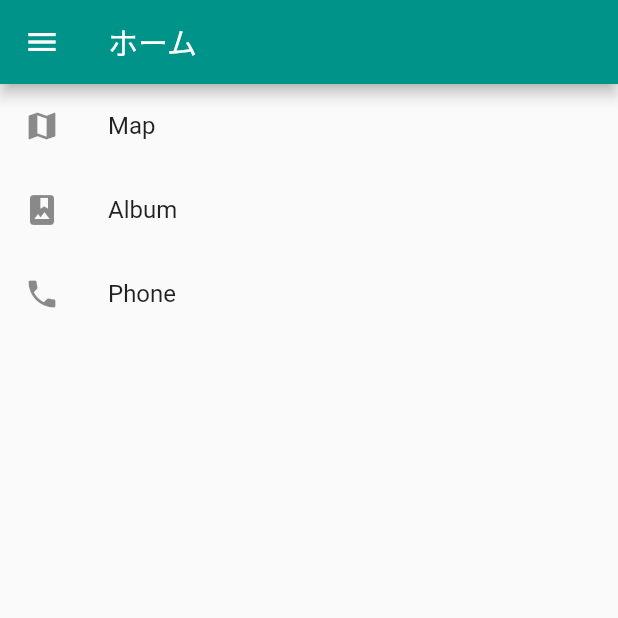
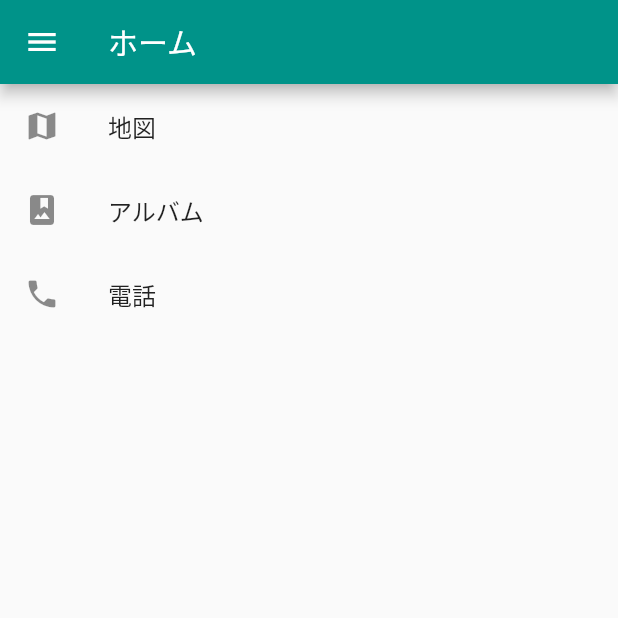
Before and after one commit to mktoe/flutter-test, a Flutter app: the screen it shows after launch, on a phone screen of 412 x 824 dp, the top half of it. Run offline on Flutter 3.47's test engine with Material 2 defaults, Android fonts, the phone set to English and light mode, and no system bars.

Commit message:
テキスト変更

```diff
--- a/lib/main.dart
+++ b/lib/main.dart
@@ -54,15 +54,15 @@ class _MainPageState extends State<MainPage> {
         children: <Widget>[
           ListTile(
             leading: Icon(Icons.map),
-            title: Text('Map'),
+            title: Text('地図'),
           ),
           ListTile(
             leading: Icon(Icons.photo_album),
-            title: Text('Album'),
+            title: Text('アルバム'),
           ),
           ListTile(
             leading: Icon(Icons.phone),
-            title: Text('Phone'),
+            title: Text('電話'),
           ),
         ],
       ),
```
